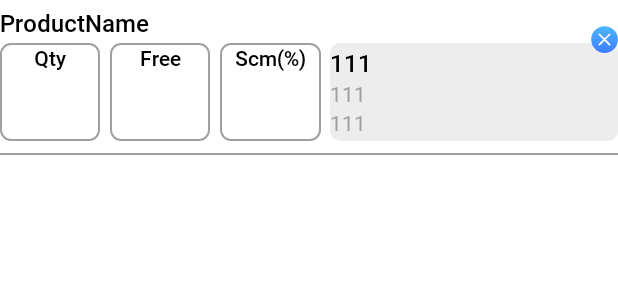
After one commit to Dharmeshgadhiya161/Product-Warehouse, an Android app: the layout item_product_row.xml on its own in the app's theme, with its tools: preview values and no code run, on a phone screen of 412 x 824 dp. The commit adds this screen. Shown: the top 300 px of the screen. Run offline under Robolectric (Android 15) with nearby library versions, the phone set to English and light mode, and no system bars.

Commit message:
ProductItemApp

```diff
--- /dev/null
+++ b/app/src/main/java/com/sunil/dhwarehouse/RoomDB/ClickItemCategory.kt
@@ -0,0 +1,5 @@
+package com.sunil.dhwarehouse.RoomDB
+
+interface ClickItemCategory {
+        fun onClickItemCat(categorySelect: String)
+    }
--- /dev/null
+++ b/app/src/main/java/com/sunil/dhwarehouse/RoomDB/ItemCategoryName.kt
@@ -0,0 +1,5 @@
+package com.sunil.dhwarehouse.RoomDB
+
+class ItemCategoryName {
+    var category : String =""
+}
--- a/app/src/main/java/com/sunil/dhwarehouse/adapter/AccountDataAdapter.kt
+++ b/app/src/main/java/com/sunil/dhwarehouse/adapter/AccountDataAdapter.kt
@@ -18,11 +18,9 @@ class AccountDataAdapter(
     RecyclerView.Adapter<AccountDataAdapter.MyAccountHolder>() {
     //private var filteredDataList: MutableList<AccountMaster> = masterMutableList.toMutableList()
 
-
     override fun onCreateViewHolder(parent: ViewGroup, viewType: Int): MyAccountHolder {
-        val layoutInflater = LayoutInflater.from(parent.context)
         val binding: AccountItemRowBinding =
-            AccountItemRowBinding.inflate(layoutInflater, parent, false)
+            AccountItemRowBinding.inflate(LayoutInflater.from(parent.context), parent, false)
         return MyAccountHolder(binding)
     }
 
--- /dev/null
+++ b/app/src/main/res/drawable/baseline_close_24.xml
@@ -0,0 +1,12 @@
+<vector xmlns:android="http://schemas.android.com/apk/res/android"
+    android:width="24dp"
+    android:height="24dp"
+    android:tint="#FFFFFF"
+    android:viewportWidth="24"
+    android:viewportHeight="24">
+
+    <path
+        android:fillColor="@android:color/white"
+        android:pathData="M19,6.41L17.59,5 12,10.59 6.41,5 5,6.41 10.59,12 5,17.59 6.41,19 12,13.41 17.59,19 19,17.59 13.41,12z" />
+
+</vector>
--- /dev/null
+++ b/app/src/main/res/drawable/bg_light_col_rectangle.xml
@@ -0,0 +1,10 @@
+<?xml version="1.0" encoding="utf-8"?>
+<shape xmlns:android="http://schemas.android.com/apk/res/android"
+    android:shape="rectangle">
+
+    <stroke android:color="@color/sub_text" android:width="1dp"/>
+
+    <corners android:radius="@dimen/_5sdp"/>
+
+
+</shape>
--- /dev/null
+++ b/app/src/main/res/drawable/bg_white_col_rectangle.xml
@@ -0,0 +1,10 @@
+<?xml version="1.0" encoding="utf-8"?>
+<shape xmlns:android="http://schemas.android.com/apk/res/android"
+    android:shape="rectangle">
+
+    <solid android:color="#ededed" />
+
+    <corners android:radius="@dimen/_5sdp" />
+
+
+</shape>
--- /dev/null
+++ b/app/src/main/res/layout/item_product_row.xml
@@ -0,0 +1,201 @@
+<?xml version="1.0" encoding="utf-8"?>
+<androidx.constraintlayout.widget.ConstraintLayout
+    xmlns:android="http://schemas.android.com/apk/res/android"
+    xmlns:app="http://schemas.android.com/apk/res-auto"
+    android:layout_width="match_parent"
+    android:layout_height="wrap_content"
+    android:layout_marginVertical="@dimen/_3sdp">
+
+    <TextView
+        android:id="@+id/txtItemProductName"
+        android:layout_width="match_parent"
+        android:layout_height="wrap_content"
+        android:fontFamily="@font/roboto_medium"
+        android:maxLines="1"
+        android:singleLine="true"
+        android:text="ProductName"
+        android:textColor="@color/black"
+        android:textSize="16sp"
+        app:layout_constraintTop_toTopOf="parent" />
+
+    <ImageView
+        android:layout_width="@dimen/_14sdp"
+        android:layout_height="@dimen/_14sdp"
+        android:layout_marginTop="@dimen/_10sdp"
+        android:background="@drawable/ic_cat_item"
+        android:elevation="@dimen/_25sdp"
+        android:padding="2dp"
+        android:src="@drawable/baseline_close_24"
+        app:layout_constraintRight_toRightOf="parent"
+        app:layout_constraintTop_toTopOf="parent" />
+
+    <LinearLayout
+        android:id="@+id/linerBottom"
+        android:layout_width="match_parent"
+        android:layout_height="@dimen/_50sdp"
+        android:layout_marginTop="@dimen/_2sdp"
+        android:orientation="horizontal"
+        app:layout_constraintTop_toBottomOf="@id/txtItemProductName">
+
+
+        <LinearLayout
+            android:id="@+id/linerBottom1"
+            android:layout_width="match_parent"
+            android:layout_height="match_parent"
+            android:layout_marginRight="2dp"
+            android:layout_weight="1"
+            android:orientation="horizontal">
+
+            <LinearLayout
+                android:layout_width="0dp"
+                android:layout_height="match_parent"
+                android:layout_weight="1"
+                android:background="@drawable/bg_light_col_rectangle"
+                android:orientation="vertical">
+
+                <TextView
+                    android:layout_width="match_parent"
+                    android:layout_height="wrap_content"
+                    android:fontFamily="@font/roboto_medium"
+                    android:gravity="center"
+                    android:text="Qty"
+                    android:textColor="@color/black"
+                    android:textSize="14sp" />
+
+                <EditText
+                    android:layout_width="match_parent"
+                    android:layout_height="match_parent"
+                    android:layout_marginHorizontal="2dp"
+                    android:background="@android:color/transparent"
+                    android:fontFamily="@font/roboto_medium"
+                    android:gravity="center"
+                    android:inputType="numberDecimal"
+                    android:maxLength="10"
+                    android:maxLines="1"
+                    android:textCursorDrawable="@color/black"
+                    android:textSize="14sp" />
+
+
+            </LinearLayout>
+
+            <LinearLayout
+                android:layout_width="0dp"
+                android:layout_height="match_parent"
+                android:layout_marginLeft="@dimen/_5sdp"
+                android:layout_weight="1"
+                android:background="@drawable/bg_light_col_rectangle"
+                android:orientation="vertical">
+
+                <TextView
+                    android:layout_width="match_parent"
+                    android:layout_height="wrap_content"
+                    android:fontFamily="@font/roboto_medium"
+                    android:gravity="center"
+                    android:text="Free"
+                    android:textColor="@color/black"
+                    android:textSize="14sp" />
+
+                <EditText
+                    android:layout_width="match_parent"
+                    android:layout_height="match_parent"
+                    android:layout_marginHorizontal="2dp"
+                    android:background="@android:color/transparent"
+                    android:fontFamily="@font/roboto_medium"
+                    android:gravity="center"
+                    android:inputType="numberDecimal"
+                    android:maxLength="10"
+                    android:maxLines="1"
+                    android:textSize="14sp" />
+
+            </LinearLayout>
+
+            <LinearLayout
+                android:layout_width="0dp"
+                android:layout_height="match_parent"
+                android:layout_marginLeft="@dimen/_5sdp"
+                android:layout_weight="1"
+                android:background="@drawable/bg_light_col_rectangle"
+                android:orientation="vertical">
+
+                <TextView
+                    android:layout_width="match_parent"
+                    android:layout_height="wrap_content"
+                    android:fontFamily="@font/roboto_medium"
+                    android:gravity="center"
+                    android:text="Scm(%)"
+                    android:textColor="@color/black"
+                    android:textSize="14sp" />
+
+                <EditText
+                    android:layout_width="match_parent"
+                    android:layout_height="match_parent"
+                    android:layout_marginHorizontal="2dp"
+                    android:background="@android:color/transparent"
+                    android:fontFamily="@font/roboto_medium"
+                    android:gravity="center"
+                    android:inputType="numberDecimal"
+                    android:maxLength="10"
+                    android:maxLines="1"
+                    android:textColor="@color/black"
+                    android:textSize="14sp" />
+
+
+            </LinearLayout>
+
+        </LinearLayout>
+
+
+        <LinearLayout
+            android:id="@+id/linerBottom2"
+            android:layout_width="match_parent"
+            android:layout_height="match_parent"
+            android:layout_marginLeft="@dimen/_3sdp"
+            android:layout_weight="1.1"
+            android:background="@drawable/bg_white_col_rectangle"
+            android:gravity="center_vertical"
+            android:orientation="vertical">
+
+
+            <TextView
+                android:id="@+id/txtMRP"
+                android:layout_width="wrap_content"
+                android:layout_height="wrap_content"
+                android:fontFamily="@font/roboto_medium"
+                android:gravity="center"
+                android:text="111"
+                android:textColor="@color/black"
+                android:textSize="16sp" />
+
+            <TextView
+                android:id="@+id/txtTotal"
+                android:layout_width="wrap_content"
+                android:layout_height="wrap_content"
+                android:fontFamily="@font/roboto_regular"
+                android:gravity="center"
+                android:text="111"
+                android:textColor="@color/sub_text"
+                android:textSize="14sp" />
+
+            <TextView
+                android:id="@+id/txtTotalQty"
+                android:layout_width="wrap_content"
+                android:layout_height="wrap_content"
+                android:fontFamily="@font/roboto_regular"
+                android:gravity="center"
+                android:text="111"
+                android:textColor="@color/sub_text"
+                android:textSize="14sp" />
+
+
+        </LinearLayout>
+
+    </LinearLayout>
+
+    <View
+        android:layout_width="match_parent"
+        android:layout_height="1dp"
+        android:layout_marginVertical="@dimen/_6sdp"
+        android:background="@color/sub_text"
+        app:layout_constraintTop_toBottomOf="@id/linerBottom" />
+
+</androidx.constraintlayout.widget.ConstraintLayout>
```
Also changed, not shown: app/src/main/java/com/sunil/dhwarehouse/Activity/ItemProductActivity.kt (+85 -8 lines), app/src/main/java/com/sunil/dhwarehouse/MainActivity.kt (+0 -9 lines), app/src/main/java/com/sunil/dhwarehouse/adapter/ItemCategoryAdapter.kt (added, +61 -0 lines), app/src/main/java/com/sunil/dhwarehouse/adapter/ItemProductAdapter.kt (added, +44 -0 lines), app/src/main/res/layout/activity_item_product.xml (+8 -2 lines), app/src/main/res/layout/item_categroy_row.xml (added, +22 -0 lines).
